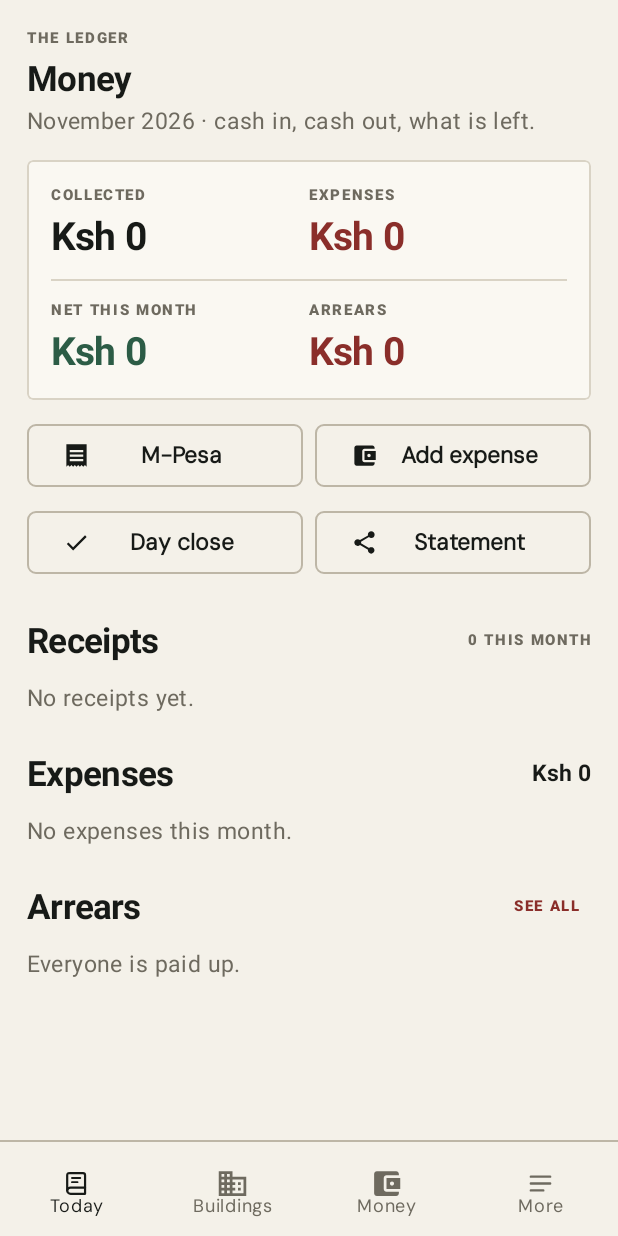
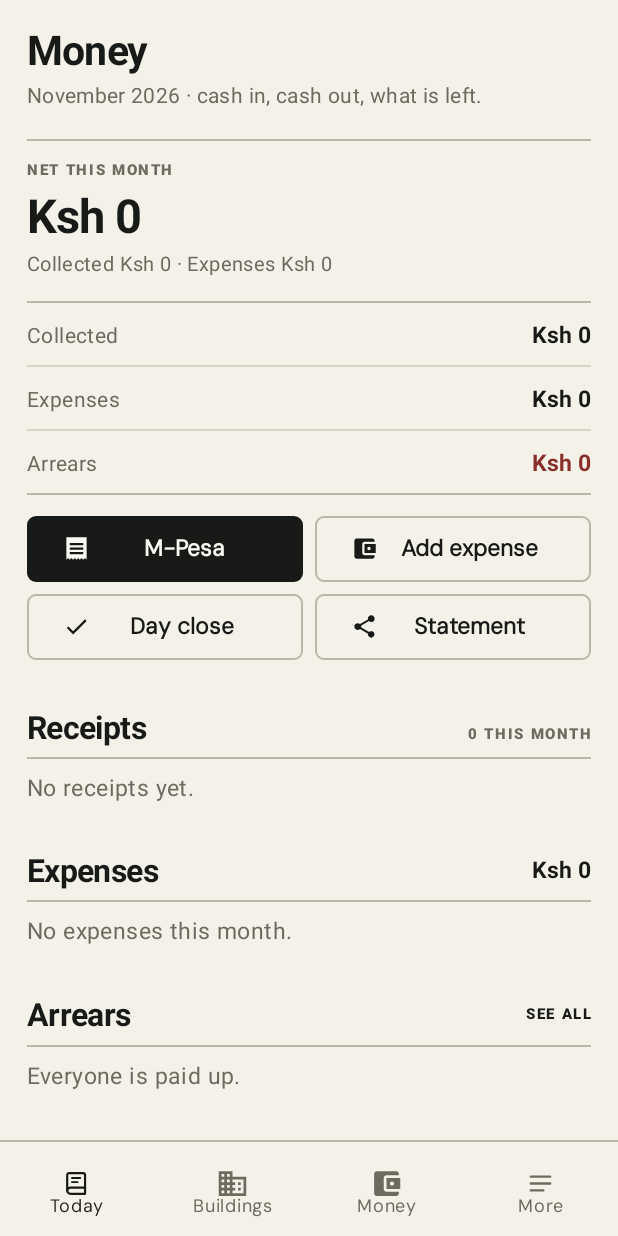
Before and after one commit to ArnoldCurtisStrath/property-management-system, an Android app: the PaymentHistoryFragment screen opened through its navigation route, on a phone screen of 412 x 824 dp. Run offline under Robolectric (Android 15) with nearby library versions, the phone set to English and light mode, and no system bars; our stand-ins replace Room's generated code, navigation-ui; 1 statement that could not run was skipped.

Commit message:
restyled collection, Money and the business screens as a cash book

```diff
--- a/app/src/main/java/com/example/propertymanagementsystem/ui/payments/CollectSheet.kt
+++ b/app/src/main/java/com/example/propertymanagementsystem/ui/payments/CollectSheet.kt
@@ -57,6 +57,7 @@ class CollectSheet : BottomSheetDialogFragment() {
         super.onStart()
         dialog?.findViewById<View>(com.google.android.material.R.id.design_bottom_sheet)
             ?.let { sheet ->
+                sheet.setBackgroundResource(R.drawable.bg_bottom_sheet)
                 val behavior = BottomSheetBehavior.from(sheet)
                 behavior.state = BottomSheetBehavior.STATE_EXPANDED
                 behavior.skipCollapsed = true
--- a/app/src/main/java/com/example/propertymanagementsystem/ui/payments/PaymentHistoryFragment.kt
+++ b/app/src/main/java/com/example/propertymanagementsystem/ui/payments/PaymentHistoryFragment.kt
@@ -129,10 +129,12 @@ class PaymentHistoryFragment : Fragment() {
         binding.collectedValue.text = Money.format(today.collected)
         binding.expensesValue.text = Money.format(today.expensesThisMonth)
         binding.netValue.text = Money.format(today.netThisMonth)
+        binding.netDetail.text = "Collected ${Money.format(today.collected)} · " +
+            "Expenses ${Money.format(today.expensesThisMonth)}"
         binding.netValue.setTextColor(
             ContextCompat.getColor(
                 requireContext(),
-                if (today.netThisMonth < 0) R.color.danger else R.color.success
+                if (today.netThisMonth < 0) R.color.stamp else R.color.ink
             )
         )
         binding.arrearsValue.text = Money.format(today.arrearsAmount)
--- /dev/null
+++ b/app/src/main/res/color/method_bg.xml
@@ -0,0 +1,5 @@
+<?xml version="1.0" encoding="utf-8"?>
+<selector xmlns:android="http://schemas.android.com/apk/res/android">
+    <item android:color="@color/ink" android:state_checked="true" />
+    <item android:color="@color/paper_surface" />
+</selector>
--- /dev/null
+++ b/app/src/main/res/color/method_stroke.xml
@@ -0,0 +1,5 @@
+<?xml version="1.0" encoding="utf-8"?>
+<selector xmlns:android="http://schemas.android.com/apk/res/android">
+    <item android:color="@color/ink" android:state_checked="true" />
+    <item android:color="@color/rule_strong" />
+</selector>
--- /dev/null
+++ b/app/src/main/res/color/method_text.xml
@@ -0,0 +1,5 @@
+<?xml version="1.0" encoding="utf-8"?>
+<selector xmlns:android="http://schemas.android.com/apk/res/android">
+    <item android:color="@color/paper_surface" android:state_checked="true" />
+    <item android:color="@color/ink" />
+</selector>
--- a/app/src/main/res/layout/fragment_payment_history.xml
+++ b/app/src/main/res/layout/fragment_payment_history.xml
@@ -10,21 +10,18 @@
         android:layout_width="match_parent"
         android:layout_height="wrap_content"
         android:orientation="vertical"
-        android:padding="@dimen/screen_padding">
-
-        <TextView
-            style="@style/TextAppearance.Sahihi.Label"
-            android:layout_width="wrap_content"
-            android:layout_height="wrap_content"
-            android:text="THE LEDGER"
-            android:textColor="@color/gold" />
+        android:paddingStart="@dimen/screen_padding"
+        android:paddingTop="12dp"
+        android:paddingEnd="@dimen/screen_padding"
+        android:paddingBottom="@dimen/space_3xl">
 
         <TextView
             style="@style/TextAppearance.Sahihi.Headline"
             android:layout_width="wrap_content"
             android:layout_height="wrap_content"
-            android:layout_marginTop="@dimen/space_xs"
-            android:text="Money" />
+            android:layout_marginTop="2dp"
+            android:text="Money"
+            android:textSize="27sp" />
 
         <TextView
             android:id="@+id/monthLabel"
@@ -32,151 +29,167 @@
             android:layout_width="match_parent"
             android:layout_height="wrap_content"
             android:layout_marginTop="2dp"
-            android:text="November 2026 · cash in, cash out, what is left." />
+            android:text="November 2026 · cash in, cash out, what is left."
+            android:textSize="14sp" />
 
-        <com.google.android.material.card.MaterialCardView
-            style="@style/Widget.Sahihi.Card"
+        <!-- The cash book -->
+        <LinearLayout
             android:layout_width="match_parent"
             android:layout_height="wrap_content"
-            android:layout_marginTop="@dimen/space_lg">
+            android:layout_marginTop="20dp"
+            android:orientation="vertical">
+
+            <View
+                android:layout_width="match_parent"
+                android:layout_height="1dp"
+                android:background="@color/rule_strong" />
+
+            <TextView
+                style="@style/TextAppearance.Sahihi.Label"
+                android:layout_width="wrap_content"
+                android:layout_height="wrap_content"
+                android:layout_marginTop="12dp"
+                android:text="NET THIS MONTH" />
+
+            <TextView
+                android:id="@+id/netValue"
+                style="@style/TextAppearance.Sahihi.Money"
+                android:layout_width="wrap_content"
+                android:layout_height="wrap_content"
+                android:layout_marginTop="2dp"
+                android:text="Ksh 0"
+                android:textSize="31sp" />
+
+            <TextView
+                android:id="@+id/netDetail"
+                style="@style/TextAppearance.Sahihi.Body.Muted"
+                android:layout_width="match_parent"
+                android:layout_height="wrap_content"
+                android:layout_marginTop="2dp"
+                android:text="Collected · expenses"
+                android:textSize="13sp" />
+
+            <View
+                android:layout_width="match_parent"
+                android:layout_height="1dp"
+                android:layout_marginTop="16dp"
+                android:background="@color/rule_strong" />
 
             <LinearLayout
                 android:layout_width="match_parent"
                 android:layout_height="wrap_content"
-                android:orientation="vertical"
-                android:padding="@dimen/space_lg">
+                android:orientation="horizontal"
+                android:paddingTop="10dp"
+                android:paddingBottom="10dp">
 
-                <LinearLayout
-                    android:layout_width="match_parent"
+                <TextView
+                    style="@style/TextAppearance.Sahihi.Body"
+                    android:layout_width="0dp"
                     android:layout_height="wrap_content"
-                    android:orientation="horizontal">
+                    android:layout_weight="1"
+                    android:text="Collected"
+                    android:textColor="@color/muted"
+                    android:textSize="14sp" />
 
-                    <LinearLayout
-                        android:layout_width="0dp"
-                        android:layout_height="wrap_content"
-                        android:layout_weight="1"
-                        android:orientation="vertical">
+                <TextView
+                    android:id="@+id/collectedValue"
+                    style="@style/TextAppearance.Sahihi.Money.Small"
+                    android:layout_width="wrap_content"
+                    android:layout_height="wrap_content"
+                    android:text="Ksh 0" />
+            </LinearLayout>
 
-                        <TextView
-                            style="@style/TextAppearance.Sahihi.Label"
-                            android:layout_width="wrap_content"
-                            android:layout_height="wrap_content"
-                            android:text="COLLECTED" />
+            <View
+                android:layout_width="match_parent"
+                android:layout_height="1dp"
+                android:background="@color/line" />
 
-                        <TextView
-                            android:id="@+id/collectedValue"
-                            style="@style/TextAppearance.Sahihi.Money"
-                            android:layout_width="wrap_content"
-                            android:layout_height="wrap_content"
-                            android:layout_marginTop="2dp"
-                            android:text="Ksh 0" />
-                    </LinearLayout>
+            <LinearLayout
+                android:layout_width="match_parent"
+                android:layout_height="wrap_content"
+                android:orientation="horizontal"
+                android:paddingTop="10dp"
+                android:paddingBottom="10dp">
 
-                    <LinearLayout
-                        android:layout_width="0dp"
-                        android:layout_height="wrap_content"
-                        android:layout_weight="1"
-                        android:orientation="vertical">
+                <TextView
+                    style="@style/TextAppearance.Sahihi.Body"
+                    android:layout_width="0dp"
+                    android:layout_height="wrap_content"
+                    android:layout_weight="1"
+                    android:text="Expenses"
+                    android:textColor="@color/muted"
+                    android:textSize="14sp" />
 
-                        <TextView
-                            style="@style/TextAppearance.Sahihi.Label"
-                            android:layout_width="wrap_content"
-                            android:layout_height="wrap_content"
-                            android:text="EXPENSES" />
+                <TextView
+                    android:id="@+id/expensesValue"
+                    style="@style/TextAppearance.Sahihi.Money.Small"
+                    android:layout_width="wrap_content"
+                    android:layout_height="wrap_content"
+                    android:text="Ksh 0" />
+            </LinearLayout>
 
-                        <TextView
-                            android:id="@+id/expensesValue"
-                            style="@style/TextAppearance.Sahihi.Money"
-                            android:layout_width="wrap_content"
-                            android:layout_height="wrap_content"
-                            android:layout_marginTop="2dp"
-                            android:text="Ksh 0"
-                            android:textColor="@color/danger" />
-                    </LinearLayout>
-                </LinearLayout>
+            <View
+                android:layout_width="match_parent"
+                android:layout_height="1dp"
+                android:background="@color/line" />
 
-                <View
-                    android:layout_width="match_parent"
-                    android:layout_height="1dp"
-                    android:layout_marginTop="@dimen/space_md"
-                    android:layout_marginBottom="@dimen/space_md"
-                    android:background="@color/line" />
+            <LinearLayout
+                android:layout_width="match_parent"
+                android:layout_height="wrap_content"
+                android:orientation="horizontal"
+                android:paddingTop="10dp"
+                android:paddingBottom="10dp">
 
-                <LinearLayout
-                    android:layout_width="match_parent"
+                <TextView
+                    style="@style/TextAppearance.Sahihi.Body"
+                    android:layout_width="0dp"
                     android:layout_height="wrap_content"
-                    android:orientation="horizontal">
+                    android:layout_weight="1"
+                    android:text="Arrears"
+                    android:textColor="@color/muted"
+                    android:textSize="14sp" />
 
-                    <LinearLayout
-                        android:layout_width="0dp"
-                        android:layout_height="wrap_content"
-                        android:layout_weight="1"
-                        android:orientation="vertical">
+                <TextView
+                    android:id="@+id/arrearsValue"
+                    style="@style/TextAppearance.Sahihi.Money.Small"
+                    android:layout_width="wrap_content"
+                    android:layout_height="wrap_content"
+                    android:text="Ksh 0"
+                    android:textColor="@color/stamp" />
+            </LinearLayout>
 
-                        <TextView
-                            style="@style/TextAppearance.Sahihi.Label"
-                            android:layout_width="wrap_content"
-                            android:layout_height="wrap_content"
-                            android:text="NET THIS MONTH" />
-
-                        <TextView
-                            android:id="@+id/netValue"
-                            style="@style/TextAppearance.Sahihi.Money"
-                            android:layout_width="wrap_content"
-                            android:layout_height="wrap_content"
-                            android:layout_marginTop="2dp"
-                            android:text="Ksh 0"
-                            android:textColor="@color/success" />
-                    </LinearLayout>
-
-                    <LinearLayout
-                        android:layout_width="0dp"
-                        android:layout_height="wrap_content"
-                        android:layout_weight="1"
-                        android:orientation="vertical">
-
-                        <TextView
-                            style="@style/TextAppearance.Sahihi.Label"
-                            android:layout_width="wrap_content"
-                            android:layout_height="wrap_content"
-                            android:text="ARREARS" />
-
-                        <TextView
-                            android:id="@+id/arrearsValue"
-                            style="@style/TextAppearance.Sahihi.Money"
-                            android:layout_width="wrap_content"
-                            android:layout_height="wrap_content"
-                            android:layout_marginTop="2dp"
-                            android:text="Ksh 0"
-                            android:textColor="@color/danger" />
-                    </LinearLayout>
-                </LinearLayout>
-            </LinearLayout>
-        </com.google.android.material.card.MaterialCardView>
+            <View
+                android:layout_width="match_parent"
+                android:layout_height="1dp"
+                android:background="@color/rule_strong" />
+        </LinearLayout>
 
         <LinearLayout
             android:layout_width="match_parent"
             android:layout_height="wrap_content"
-            android:layout_marginTop="@dimen/space_md"
+            android:layout_marginTop="14dp"
             android:orientation="horizontal">
 
             <com.google.android.material.button.MaterialButton
                 android:id="@+id/mpesaButton"
-                style="@style/Widget.Sahihi.Button.Outlined"
+                style="@style/Widget.Sahihi.Button"
                 android:layout_width="0dp"
-                android:layout_height="wrap_content"
+                android:layout_height="44dp"
                 android:layout_weight="1"
+                android:insetTop="0dp"
+                android:insetBottom="0dp"
                 android:text="M-Pesa"
-                app:icon="@drawable/ic_receipt"
-                app:iconTint="@color/ink" />
+                app:icon="@drawable/ic_receipt" />
 
             <com.google.android.material.button.MaterialButton
                 android:id="@+id/expenseButton"
                 style="@style/Widget.Sahihi.Button.Outlined"
                 android:layout_width="0dp"
-                android:layout_height="wrap_content"
+                android:layout_height="44dp"
                 android:layout_marginStart="@dimen/space_sm"
                 android:layout_weight="1"
+                android:insetTop="0dp"
+                android:insetBottom="0dp"
                 android:text="Add expense"
                 app:icon="@drawable/ic_wallet"
                 app:iconTint="@color/ink" />
@@ -192,8 +205,10 @@
                 android:id="@+id/dayCloseButton"
                 style="@style/Widget.Sahihi.Button.Outlined"
                 android:layout_width="0dp"
-                android:layout_height="wrap_content"
+                android:layout_height="44dp"
                 android:layout_weight="1"
+                android:insetTop="0dp"
+                android:insetBottom="0dp"
                 android:text="Day close"
                 app:icon="@drawable/ic_check"
                 app:iconTint="@color/ink" />
@@ -202,9 +217,11 @@
                 android:id="@+id/statementButton"
                 style="@style/Widget.Sahihi.Button.Outlined"
                 android:layout_width="0dp"
-                android:layout_height="wrap_content"
+                android:layout_height="44dp"
                 android:layout_marginStart="@dimen/space_sm"
                 android:layout_weight="1"
+                android:insetTop="0dp"
+                android:insetBottom="0dp"
                 android:text="Statement"
                 app:icon="@drawable/ic_share"
                 app:iconTint="@color/ink" />
@@ -213,8 +230,8 @@
         <LinearLayout
             android:layout_width="match_parent"
             android:layout_height="wrap_content"
-            android:layout_marginTop="@dimen/space_2xl"
-            android:gravity="center_vertical"
+            android:layout_marginTop="30dp"
+            android:gravity="bottom"
             android:orientation="horizontal">
 
             <TextView
@@ -222,7 +239,8 @@
                 android:layout_width="0dp"
                 android:layout_height="wrap_content"
                 android:layout_weight="1"
-                android:text="Receipts" />
+                android:text="Receipts"
+                android:textSize="21sp" />
 
             <TextView
                 android:id="@+id/receiptsCount"
@@ -232,11 +250,16 @@
                 android:text="0 THIS MONTH" />
         </LinearLayout>
 
+        <View
+            android:layout_width="match_parent"
+            android:layout_height="1dp"
+            android:layout_marginTop="6dp"
+            android:background="@color/rule_strong" />
+
         <androidx.recyclerview.widget.RecyclerView
             android:id="@+id/receiptList"
             android:layout_width="match_parent"
             android:layout_height="wrap_content"
-            android:layout_marginTop="@dimen/space_xs"
             android:nestedScrollingEnabled="false" />
 
         <TextView
@@ -251,7 +274,7 @@
         <LinearLayout
             android:layout_width="match_parent"
             android:layout_height="wrap_content"
-            android:layout_marginTop="@dimen/space_2xl"
+            android:layout_marginTop="30dp"
             android:gravity="center_vertical"
             android:orientation="horizontal">
 
@@ -260,7 +283,8 @@
                 android:layout_width="0dp"
                 android:layout_height="wrap_content"
                 android:layout_weight="1"
-                android:text="Expenses" />
+                android:text="Expenses"
+                android:textSize="21sp" />
 
             <TextView
                 android:id="@+id/expensesTotal"
@@ -270,11 +294,16 @@
                 android:text="Ksh 0" />
         </LinearLayout>
 
+        <View
+            android:layout_width="match_parent"
+            android:layout_height="1dp"
+            android:layout_marginTop="6dp"
+            android:background="@color/rule_strong" />
+
         <androidx.recyclerview.widget.RecyclerView
             android:id="@+id/expenseList"
             android:layout_width="match_parent"
             android:layout_height="wrap_content"
-            android:layout_marginTop="@dimen/space_xs"
             android:nestedScrollingEnabled="false" />
 
         <TextView
@@ -289,7 +318,7 @@
         <LinearLayout
             android:layout_width="match_parent"
             android:layout_height="wrap_content"
-            android:layout_marginTop="@dimen/space_2xl"
+            android:layout_marginTop="30dp"
             android:gravity="center_vertical"
             android:orientation="horizontal">
 
@@ -298,7 +327,8 @@
                 android:layout_width="0dp"
                 android:layout_height="wrap_content"
                 android:layout_weight="1"
-                android:text="Arrears" />
+                android:text="Arrears"
+                android:textSize="21sp" />
 
             <TextView
                 android:id="@+id/seeAllArrears"
@@ -307,16 +337,23 @@
                 android:layout_height="wrap_content"
                 android:clickable="true"
                 android:focusable="true"
-                android:padding="@dimen/space_sm"
+                android:paddingStart="8dp"
+                android:paddingTop="8dp"
+                android:paddingBottom="8dp"
                 android:text="SEE ALL"
-                android:textColor="@color/secondary" />
+                android:textColor="@color/ink" />
         </LinearLayout>
+
+        <View
+            android:layout_width="match_parent"
+            android:layout_height="1dp"
+            android:layout_marginTop="6dp"
+            android:background="@color/rule_strong" />
 
         <androidx.recyclerview.widget.RecyclerView
             android:id="@+id/arrearsList"
             android:layout_width="match_parent"
             android:layout_height="wrap_content"
-            android:layout_marginTop="@dimen/space_xs"
             android:nestedScrollingEnabled="false" />
 
         <TextView
--- a/app/src/main/res/layout/item_expense_row.xml
+++ b/app/src/main/res/layout/item_expense_row.xml
@@ -40,7 +40,7 @@
             android:layout_width="wrap_content"
             android:layout_height="wrap_content"
             android:text="Ksh 0"
-            android:textColor="@color/danger" />
+            android:textColor="@color/ink" />
     </LinearLayout>
 
     <View
```
Also changed, not shown: app/src/main/res/drawable/bg_bottom_sheet.xml (added, +7 -0 lines), app/src/main/res/layout/fragment_more.xml (+114 -96 lines), app/src/main/res/layout/fragment_mpesa.xml (+6 -4 lines), app/src/main/res/layout/sheet_collect.xml (+38 -10 lines).
